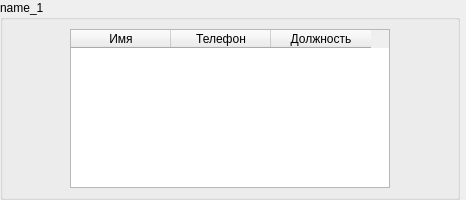
Qt form Containers/Card.ui (Bigmagyshka/Quick-AD-Access) before a commit.
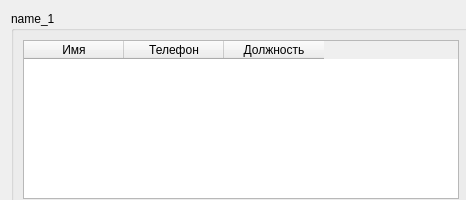
The same form after that commit.

```diff
--- a/Containers/Card.ui
+++ b/Containers/Card.ui
@@ -10,6 +10,12 @@
     <height>200</height>
    </rect>
   </property>
+  <property name="sizePolicy">
+   <sizepolicy hsizetype="Expanding" vsizetype="Expanding">
+    <horstretch>0</horstretch>
+    <verstretch>0</verstretch>
+   </sizepolicy>
+  </property>
   <property name="minimumSize">
    <size>
     <width>300</width>
@@ -19,15 +25,9 @@
   <property name="windowTitle">
    <string>Form</string>
   </property>
+  <layout class="QVBoxLayout" name="verticalLayout">
+   <item>
   <widget class="QGroupBox" name="card_1">
-   <property name="geometry">
-    <rect>
-     <x>0</x>
-     <y>0</y>
-     <width>460</width>
-     <height>200</height>
-    </rect>
-   </property>
    <property name="minimumSize">
     <size>
      <width>460</width>
@@ -50,20 +50,20 @@
     <item>
      <widget class="QTableWidget" name="table_card_1">
       <property name="sizePolicy">
-       <sizepolicy hsizetype="Fixed" vsizetype="Expanding">
+         <sizepolicy hsizetype="Expanding" vsizetype="Expanding">
         <horstretch>0</horstretch>
         <verstretch>0</verstretch>
        </sizepolicy>
       </property>
       <property name="minimumSize">
        <size>
-        <width>320</width>
+          <width>200</width>
         <height>0</height>
        </size>
       </property>
       <property name="maximumSize">
        <size>
-        <width>320</width>
+          <width>16777215</width>
         <height>16777215</height>
        </size>
       </property>
@@ -86,6 +86,8 @@
     </item>
    </layout>
   </widget>
+   </item>
+  </layout>
  </widget>
  <resources/>
  <connections/>
```
Lines whose indentation alone changed are shown as unchanged.
